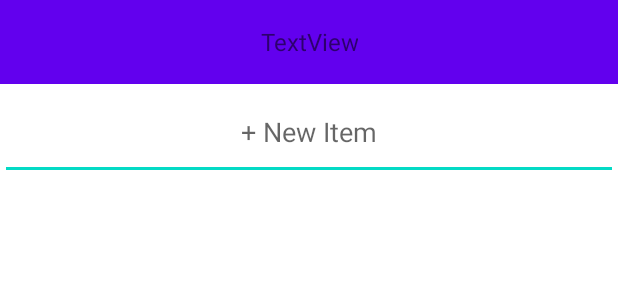
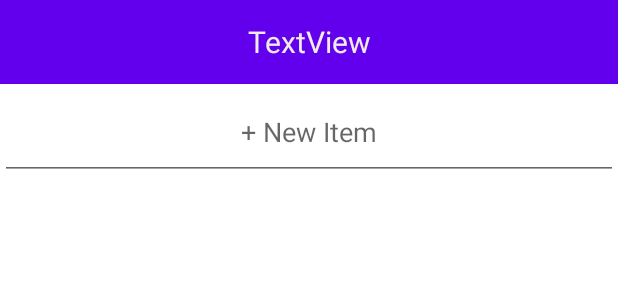
Before and after one commit to MartinezSafari/ToDoList-Android-App, an Android app: the layout items.xml on its own in the app's theme, with its tools: preview values and no code run, on a phone screen of 412 x 824 dp. Shown: the top 300 px of the screen. Run offline under Robolectric (Android 15) with nearby library versions, the phone set to English and light mode, and no system bars.

Commit message:
add Items

```diff
--- a/app/src/main/java/org/thereachtrust/todolist/GroupsActivity.kt
+++ b/app/src/main/java/org/thereachtrust/todolist/GroupsActivity.kt
@@ -33,7 +33,7 @@ class GroupsActivity : AppCompatActivity(), OnGroupClickListener
     {
         val builder = AlertDialog.Builder(this)
 
-        builder.setTitle("New Group")
+         builder.setTitle("New Group")
         builder.setMessage("Please enter a name for yor group")
 
         val myInput= EditText(this)
@@ -60,6 +60,9 @@ class GroupsActivity : AppCompatActivity(), OnGroupClickListener
 
     override fun groupClicked(index: Int) {
         val intent= Intent(this, ItemsActivity::class.java)
+
+        intent.putExtra("groupIndex", index)
+
         startActivity(intent)
     }
 
--- a/app/src/main/res/layout/items.xml
+++ b/app/src/main/res/layout/items.xml
@@ -6,6 +6,8 @@
     xmlns:tools="http://schemas.android.com/tools"
     android:layout_width="match_parent"
     android:layout_height="match_parent"
+    android:focusable="true"
+    android:focusableInTouchMode="true"
     tools:context=".ItemsActivity">
 
     <androidx.appcompat.widget.Toolbar
@@ -24,7 +26,8 @@
             android:layout_gravity="center"
             android:gravity="center"
             android:text="TextView"
-            android:textSize="16sp" />
+            android:textColor="#F1EAEA"
+            android:textSize="20sp" />
     </androidx.appcompat.widget.Toolbar>
 
 
```
Also changed, not shown: app/src/main/java/org/thereachtrust/todolist/ItemsActivity.kt (+18 -1 lines).
